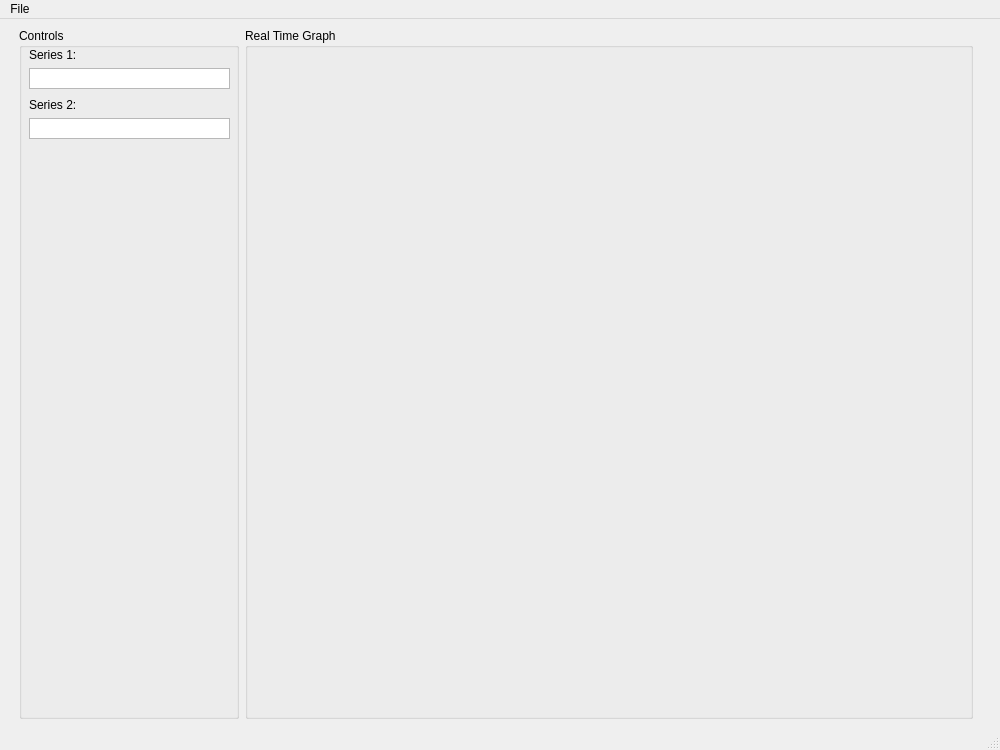
Above: pricepal/gui/pricepal_mainform.ui from NanoDevelopmentGroup/PricePal before the change. Below: the same form after it.
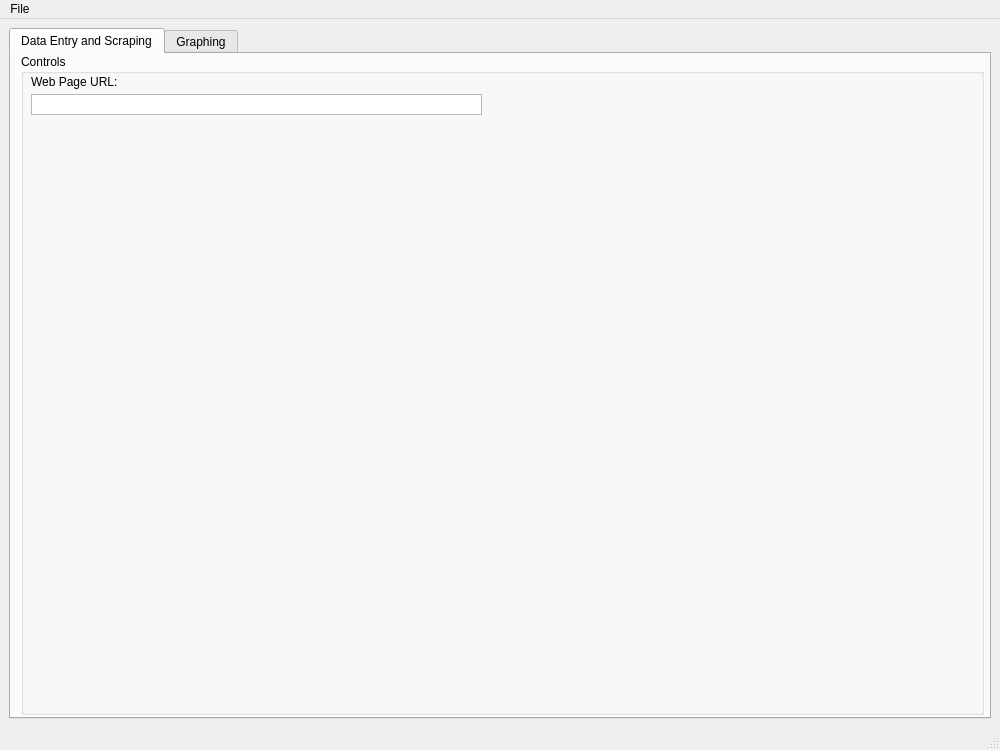
That is the form after the change.

Commit message:
fix: added tab-based GUI
The tab based GUI will be the backbone of pricepal functionality. Splitting the features for scraping, configuration, graphing, etc. onto different tabs. Committing this change early to support eventual build out of these separate tabs.

```diff
--- a/pricepal/gui/pricepal_mainform.ui
+++ b/pricepal/gui/pricepal_mainform.ui
@@ -16,21 +16,127 @@
   <widget class="QWidget" name="centralwidget">
    <layout class="QGridLayout" name="gridLayout_2">
     <item row="0" column="0">
-     <layout class="QHBoxLayout" name="horizontalLayout" stretch="0,0">
-      <property name="sizeConstraint">
-       <enum>QLayout::SetNoConstraint</enum>
-      </property>
-      <property name="leftMargin">
-       <number>10</number>
-      </property>
-      <property name="rightMargin">
-       <number>18</number>
-      </property>
-      <property name="bottomMargin">
+     <widget class="QTabWidget" name="tabWidget">
+      <property name="currentIndex">
        <number>0</number>
       </property>
-      <item>
-       <widget class="QGroupBox" name="groupBox_Controls">
+      <widget class="QWidget" name="tab">
+       <attribute name="title">
+        <string>Data Entry and Scraping</string>
+       </attribute>
+       <widget class="QWidget" name="">
+        <property name="geometry">
+         <rect>
+          <x>0</x>
+          <y>0</y>
+          <width>991</width>
+          <height>661</height>
+         </rect>
+        </property>
+        <layout class="QHBoxLayout" name="horizontalLayout" stretch="0">
+         <property name="sizeConstraint">
+          <enum>QLayout::SetNoConstraint</enum>
+         </property>
+         <property name="leftMargin">
+          <number>10</number>
+         </property>
+         <property name="rightMargin">
+          <number>18</number>
+         </property>
+         <property name="bottomMargin">
+          <number>0</number>
+         </property>
+         <item>
+          <widget class="QGroupBox" name="groupBox_Controls">
+           <property name="sizePolicy">
+            <sizepolicy hsizetype="Preferred" vsizetype="Expanding">
+             <horstretch>0</horstretch>
+             <verstretch>1</verstretch>
+            </sizepolicy>
+           </property>
+           <property name="minimumSize">
+            <size>
+             <width>220</width>
+             <height>0</height>
+            </size>
+           </property>
+           <property name="title">
+            <string>Controls</string>
+           </property>
+           <widget class="QLabel" name="label_WebPageURL">
+            <property name="geometry">
+             <rect>
+              <x>10</x>
+              <y>20</y>
+              <width>451</width>
+              <height>16</height>
+             </rect>
+            </property>
+            <property name="text">
+             <string>Web Page URL:</string>
+            </property>
+           </widget>
+           <widget class="QTextEdit" name="textEdit_WebPageURL">
+            <property name="geometry">
+             <rect>
+              <x>10</x>
+              <y>40</y>
+              <width>451</width>
+              <height>21</height>
+             </rect>
+            </property>
+            <property name="font">
+             <font>
+              <pointsize>8</pointsize>
+             </font>
+            </property>
+            <property name="verticalScrollBarPolicy">
+             <enum>Qt::ScrollBarAlwaysOff</enum>
+            </property>
+           </widget>
+          </widget>
+         </item>
+        </layout>
+       </widget>
+      </widget>
+      <widget class="QWidget" name="tab_2">
+       <attribute name="title">
+        <string>Graphing</string>
+       </attribute>
+       <widget class="QGroupBox" name="groupBox_Graph">
+        <property name="geometry">
+         <rect>
+          <x>260</x>
+          <y>0</y>
+          <width>711</width>
+          <height>659</height>
+         </rect>
+        </property>
+        <property name="sizePolicy">
+         <sizepolicy hsizetype="Expanding" vsizetype="Expanding">
+          <horstretch>1</horstretch>
+          <verstretch>1</verstretch>
+         </sizepolicy>
+        </property>
+        <property name="minimumSize">
+         <size>
+          <width>600</width>
+          <height>450</height>
+         </size>
+        </property>
+        <property name="title">
+         <string>Pricing Graph</string>
+        </property>
+       </widget>
+       <widget class="QGroupBox" name="groupBox_PricingGraphControls">
+        <property name="geometry">
+         <rect>
+          <x>10</x>
+          <y>0</y>
+          <width>241</width>
+          <height>659</height>
+         </rect>
+        </property>
         <property name="sizePolicy">
          <sizepolicy hsizetype="Preferred" vsizetype="Expanding">
           <horstretch>0</horstretch>
@@ -44,9 +150,9 @@
          </size>
         </property>
         <property name="title">
-         <string>Controls</string>
+         <string>Pricing Graph Controls</string>
         </property>
-        <widget class="QLabel" name="label_Series1">
+        <widget class="QLabel" name="label_Series1_2">
          <property name="geometry">
           <rect>
            <x>10</x>
@@ -59,7 +165,7 @@
           <string>Series 1:</string>
          </property>
         </widget>
-        <widget class="QLabel" name="label_Series2">
+        <widget class="QLabel" name="label_Series2_2">
          <property name="geometry">
           <rect>
            <x>10</x>
@@ -72,7 +178,7 @@
           <string>Series 2:</string>
          </property>
         </widget>
-        <widget class="QTextEdit" name="textEdit_Series1">
+        <widget class="QTextEdit" name="textEdit_Series1_2">
          <property name="geometry">
           <rect>
            <x>10</x>
@@ -90,7 +196,7 @@
           <enum>Qt::ScrollBarAlwaysOff</enum>
          </property>
         </widget>
-        <widget class="QTextEdit" name="textEdit_Series2">
+        <widget class="QTextEdit" name="textEdit_Series2_2">
          <property name="geometry">
           <rect>
            <x>10</x>
@@ -109,27 +215,8 @@
          </property>
         </widget>
        </widget>
-      </item>
-      <item>
-       <widget class="QGroupBox" name="groupBox_Graph">
-        <property name="sizePolicy">
-         <sizepolicy hsizetype="Expanding" vsizetype="Expanding">
-          <horstretch>1</horstretch>
-          <verstretch>1</verstretch>
-         </sizepolicy>
-        </property>
-        <property name="minimumSize">
-         <size>
-          <width>600</width>
-          <height>450</height>
-         </size>
-        </property>
-        <property name="title">
-         <string>Real Time Graph</string>
-        </property>
-       </widget>
-      </item>
-     </layout>
+      </widget>
+     </widget>
     </item>
    </layout>
   </widget>
```
